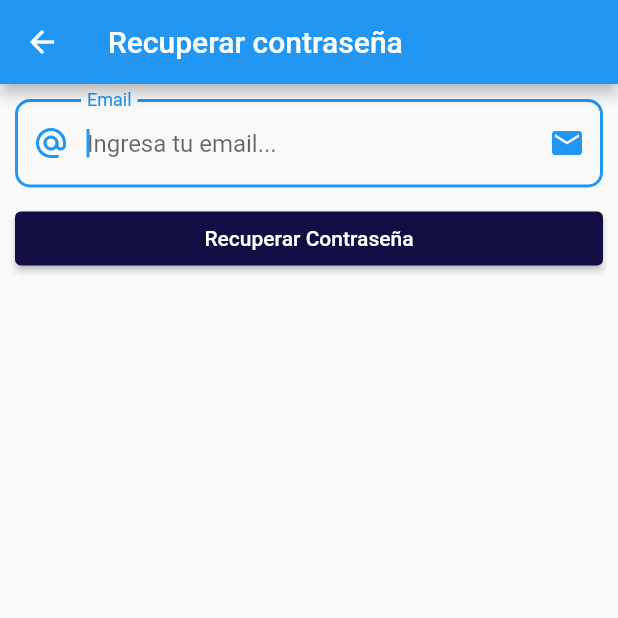
After one commit to LuisPulenta/Vehicles_App, a Flutter app: the screen it shows after launch, after a tap on "¿Has olvidado tu contraseña?", on a phone screen of 412 x 824 dp, the top half of it. The commit adds this screen. Run offline on Flutter 3.47's test engine with Material 2 defaults, Android fonts, the phone set to English and light mode, and no system bars; our stand-ins replace adaptive_dialog, cached_network_image, camera, carousel_slider, connectivity, email_validator and 2 more; accounts and stored records are empty; network calls fail.

Commit message:
recover_password_screen

```diff
--- a/lib/screens/login_screen.dart
+++ b/lib/screens/login_screen.dart
@@ -9,6 +9,7 @@ import 'package:vehicles_app/helpers/constants.dart';
 import 'package:vehicles_app/models/token.dart';
 import 'package:vehicles_app/components/loader_component.dart';
 import 'package:vehicles_app/screens/home_screen.dart';
+import 'package:vehicles_app/screens/recover_password_screen.dart';
 import 'package:vehicles_app/screens/register_user_screen.dart';
 
 class LoginScreen extends StatefulWidget {
@@ -57,6 +58,7 @@ class _LoginScreenState extends State<LoginScreen> {
                   _showEmail(),
                   _showPassword(),
                   _showRememberme(),
+                  _showForgotPassword(),
                   _showButtons(),
                 ],
               ),
@@ -324,4 +326,22 @@ class _LoginScreenState extends State<LoginScreen> {
     await prefs.setBool('isRemembered', true);
     await prefs.setString('userBody', body);
   }
+
+  Widget _showForgotPassword() {
+    return InkWell(
+      onTap: () => _goForgotPassword(),
+      child: Container(
+        margin: EdgeInsets.only(bottom: 20),
+        child: Text(
+          '¿Has olvidado tu contraseña?',
+          style: TextStyle(color: Colors.blue),
+        ),
+      ),
+    );
+  }
+
+  void _goForgotPassword() {
+    Navigator.push(context,
+        MaterialPageRoute(builder: (context) => RecoverPasswordScreen()));
+  }
 }
--- /dev/null
+++ b/lib/screens/recover_password_screen.dart
@@ -0,0 +1,177 @@
+import 'package:adaptive_dialog/adaptive_dialog.dart';
+import 'package:connectivity/connectivity.dart';
+import 'package:email_validator/email_validator.dart';
+import 'package:flutter/material.dart';
+import 'package:vehicles_app/components/loader_component.dart';
+import 'package:vehicles_app/helpers/api_helper.dart';
+import 'package:vehicles_app/models/response.dart';
+
+class RecoverPasswordScreen extends StatefulWidget {
+  const RecoverPasswordScreen({Key? key}) : super(key: key);
+
+  @override
+  _RecoverPasswordScreenState createState() => _RecoverPasswordScreenState();
+}
+
+class _RecoverPasswordScreenState extends State<RecoverPasswordScreen> {
+  bool _showLoader = false;
+
+  String _email = '';
+  String _emailError = '';
+  bool _emailShowError = false;
+  TextEditingController _emailController = TextEditingController();
+
+  @override
+  Widget build(BuildContext context) {
+    return Scaffold(
+      appBar: AppBar(
+        title: Text('Recuperar contraseña'),
+      ),
+      body: Stack(
+        children: <Widget>[
+          Column(
+            children: <Widget>[
+              _showEmail(),
+              _showButtons(),
+            ],
+          ),
+          _showLoader
+              ? LoaderComponent(
+                  text: 'Por favor espere...',
+                )
+              : Container(),
+        ],
+      ),
+    );
+  }
+
+  Widget _showEmail() {
+    return Container(
+      padding: EdgeInsets.all(10),
+      child: TextField(
+        autofocus: true,
+        keyboardType: TextInputType.emailAddress,
+        decoration: InputDecoration(
+          hintText: 'Ingresa tu email...',
+          labelText: 'Email',
+          errorText: _emailShowError ? _emailError : null,
+          prefixIcon: Icon(Icons.alternate_email),
+          suffixIcon: Icon(Icons.email),
+          border: OutlineInputBorder(borderRadius: BorderRadius.circular(10)),
+        ),
+        onChanged: (value) {
+          _email = value;
+        },
+      ),
+    );
+  }
+
+  Widget _showButtons() {
+    return Container(
+      margin: EdgeInsets.only(left: 10, right: 10),
+      child: Row(
+        mainAxisAlignment: MainAxisAlignment.spaceAround,
+        children: <Widget>[
+          _showRecoverButton(),
+        ],
+      ),
+    );
+  }
+
+  Widget _showRecoverButton() {
+    return Expanded(
+      child: ElevatedButton(
+        child: Text('Recuperar Contraseña'),
+        style: ButtonStyle(
+          backgroundColor: MaterialStateProperty.resolveWith<Color>(
+              (Set<MaterialState> states) {
+            return Color(0xFF120E43);
+          }),
+        ),
+        onPressed: () => _recoverPassword(),
+      ),
+    );
+  }
+
+  void _recoverPassword() {
+    if (!_validateFields()) {
+      return;
+    }
+    _sendRecoverPassword();
+  }
+
+  bool _validateFields() {
+    bool isValid = true;
+
+    if (_email.isEmpty) {
+      isValid = false;
+      _emailShowError = true;
+      _emailError = 'Debes ingresar tu email.';
+    } else if (!EmailValidator.validate(_email)) {
+      isValid = false;
+      _emailShowError = true;
+      _emailError = 'Debes ingresar un email válido.';
+    } else {
+      _emailShowError = false;
+    }
+
+    setState(() {});
+    return isValid;
+  }
+
+  void _sendRecoverPassword() async {
+    setState(() {
+      _showLoader = true;
+    });
+
+    var connectivityResult = await Connectivity().checkConnectivity();
+    if (connectivityResult == ConnectivityResult.none) {
+      setState(() {
+        _showLoader = false;
+      });
+      await showAlertDialog(
+          context: context,
+          title: 'Error',
+          message: 'Verifica que estes conectado a internet.',
+          actions: <AlertDialogAction>[
+            AlertDialogAction(key: null, label: 'Aceptar'),
+          ]);
+      return;
+    }
+
+    Map<String, dynamic> request = {
+      'email': _email,
+    };
+
+    Response response = await ApiHelper.postNoToken(
+      '/api/Account/RecoverPassword',
+      request,
+    );
+
+    setState(() {
+      _showLoader = false;
+    });
+
+    if (!response.isSuccess) {
+      await showAlertDialog(
+          context: context,
+          title: 'Error',
+          message: response.message,
+          actions: <AlertDialogAction>[
+            AlertDialogAction(key: null, label: 'Aceptar'),
+          ]);
+      return;
+    }
+
+    await showAlertDialog(
+        context: context,
+        title: 'Confirmación',
+        message:
+            'Se le ha enviado un correo con las instrucciones para recuperar su contraseña',
+        actions: <AlertDialogAction>[
+          AlertDialogAction(key: null, label: 'Aceptar'),
+        ]);
+
+    Navigator.pop(context);
+  }
+}
--- a/lib/screens/users_screen.dart
+++ b/lib/screens/users_screen.dart
@@ -285,6 +285,7 @@ class _UsersScreenState extends State<UsersScreen> {
         MaterialPageRoute(
             builder: (context) => UserScreen(
                 token: widget.token,
+                myProfile: false,
                 user: User(
                   firstName: '',
                   lastName: '',
--- a/lib/screens/vehicle_screen.dart
+++ b/lib/screens/vehicle_screen.dart
@@ -802,7 +802,7 @@ class _VehicleScreenState extends State<VehicleScreen> {
           ]);
       return;
     }
-
+    Navigator.pop(context, '');
     Navigator.pop(context, 'yes');
   }
 
```
Also changed, not shown: lib/screens/change_password_screen.dart (added, +292 -0 lines), lib/screens/home_screen.dart (+88 -7 lines), lib/screens/register_user_screen.dart (+10 -1 lines), lib/screens/user_info_screen.dart (+5 -2 lines), lib/screens/user_screen.dart (+39 -2 lines).
